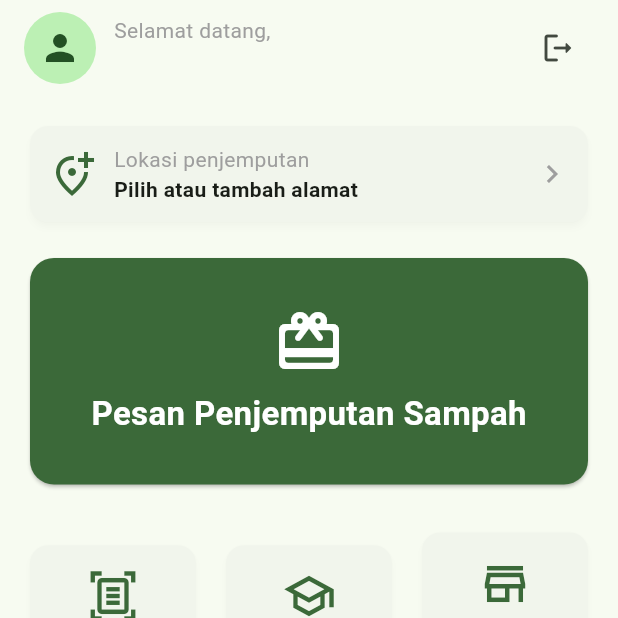
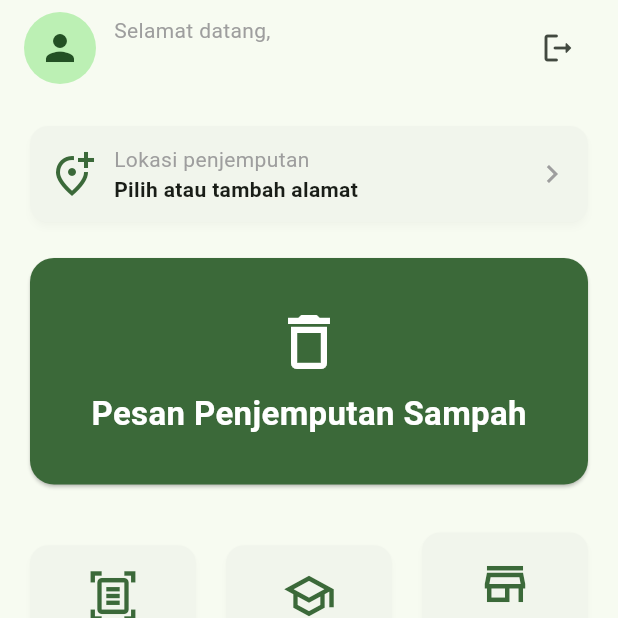
Before and after one commit to lyfesan/cemungut_app, a Flutter app: the screen it shows once a user with an empty profile is signed in, on a phone screen of 412 x 824 dp, the top half of it. Run offline on Flutter 3.47's test engine with Material 3 defaults, Android fonts, the phone set to English and light mode, and no system bars; drawn by our look-alikes of showcaseview; our stand-ins replace cloud_firestore, firebase_auth, firebase_core, firebase_crashlytics, flex_color_scheme, flutter_map and 6 more; missing offline and left inert: tflite_flutter; accounts and stored records are empty.

Commit message:
fix: change proses penjemputan sampah icon in home screen

```diff
--- a/lib/presentation/screens/home_screen.dart
+++ b/lib/presentation/screens/home_screen.dart
@@ -313,7 +313,7 @@ class _HomeScreenState extends State<HomeScreen> {
           padding: EdgeInsets.symmetric(vertical: 32.0),
           child: Column(
             children: [
-              Icon(Icons.redeem_rounded, color: Colors.white, size: 48),
+              Icon(Icons.delete_outline, color: Colors.white, size: 48),
               SizedBox(height: 8),
               Text('Pesan Penjemputan Sampah',
                   style: TextStyle(
```
